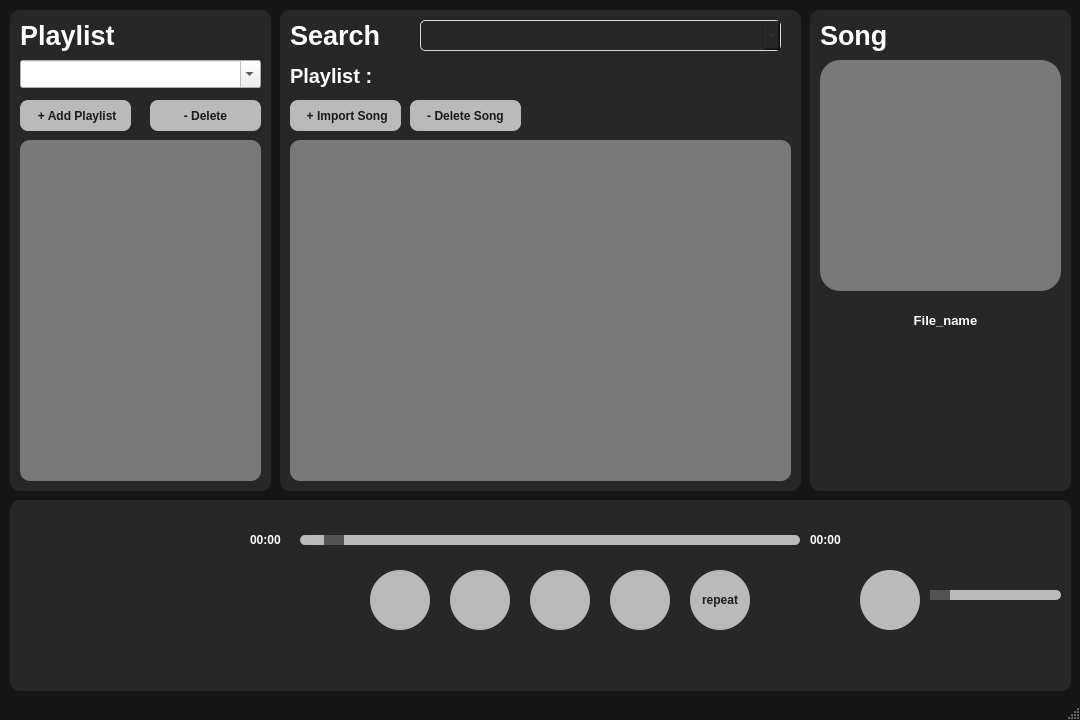
Qt form mainwindow.ui (Kantisaranucheep/Audify_3) before a commit.
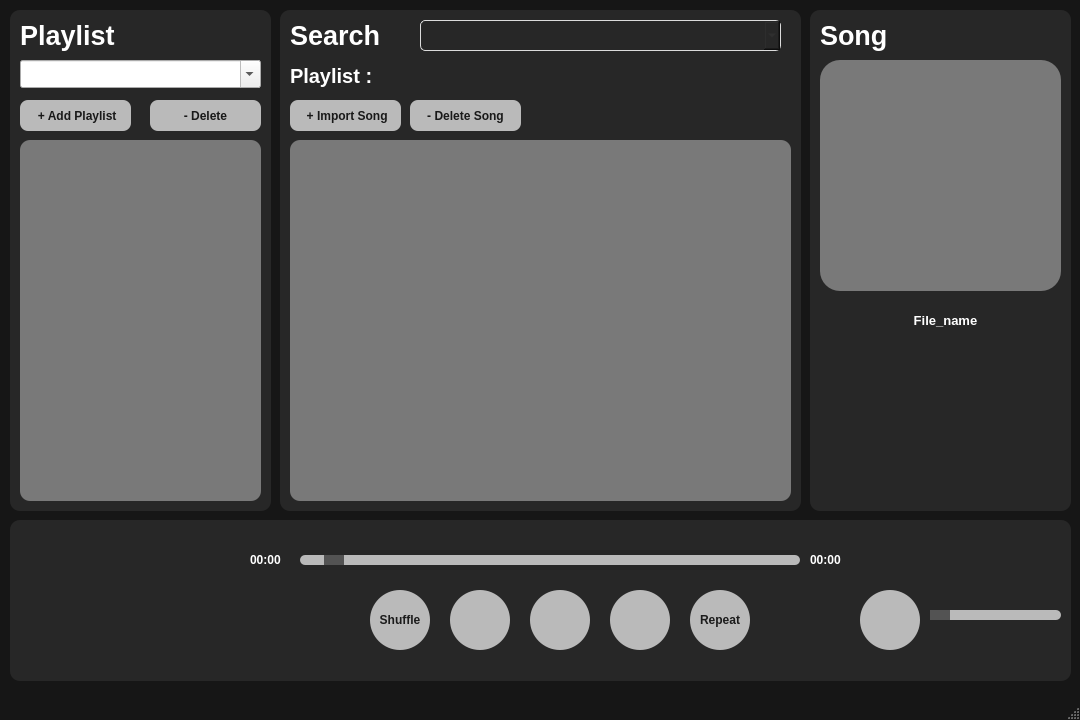
The same form after that commit.

Commit message: update skip and back button

The edit to the form file:
```diff
--- a/mainwindow.ui
+++ b/mainwindow.ui
@@ -25,7 +25,7 @@
       <x>10</x>
       <y>10</y>
       <width>261</width>
-      <height>481</height>
+      <height>501</height>
      </rect>
     </property>
     <property name="styleSheet">
@@ -147,7 +147,7 @@
        <x>10</x>
        <y>130</y>
        <width>241</width>
-       <height>341</height>
+       <height>361</height>
       </rect>
      </property>
      <property name="styleSheet">
@@ -210,7 +210,7 @@
       <x>280</x>
       <y>10</y>
       <width>521</width>
-      <height>481</height>
+      <height>501</height>
      </rect>
     </property>
     <property name="styleSheet">
@@ -289,7 +289,7 @@
        <x>10</x>
        <y>130</y>
        <width>501</width>
-       <height>341</height>
+       <height>361</height>
       </rect>
      </property>
      <property name="styleSheet">
@@ -411,7 +411,7 @@
       <x>810</x>
       <y>10</y>
       <width>261</width>
-      <height>481</height>
+      <height>501</height>
      </rect>
     </property>
     <property name="styleSheet">
@@ -512,9 +512,9 @@
     <property name="geometry">
      <rect>
       <x>10</x>
-      <y>500</y>
+      <y>520</y>
       <width>1061</width>
-      <height>191</height>
+      <height>161</height>
      </rect>
     </property>
     <property name="styleSheet">
@@ -735,7 +735,7 @@
 }</string>
      </property>
      <property name="text">
-      <string>repeat</string>
+      <string>Repeat</string>
      </property>
     </widget>
     <widget class="QPushButton" name="push_shuffle">
@@ -753,7 +753,8 @@
 border: none;
 border-radius:30px;
 background-color:rgb(186, 186, 186);
-color:rgb(53, 255, 42);
+color:rgb(27, 27, 27);
+font-weight: bold;
 min-width: 60px;
 max-width: 60px;
 min-height: 60px;
@@ -768,7 +769,7 @@
 }</string>
      </property>
      <property name="text">
-      <string/>
+      <string>Shuffle</string>
      </property>
     </widget>
     <widget class="QSlider" name="horizontalSlider">
```
The commit also changes 3 other files.
